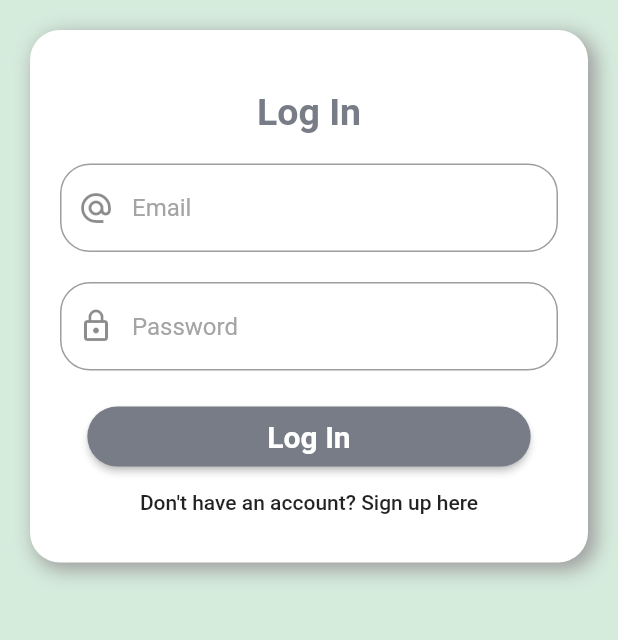
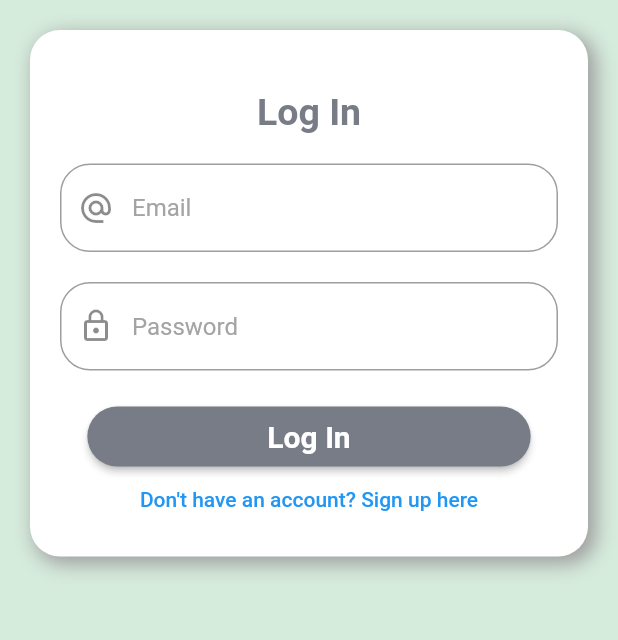
Before and after one commit to Paradax00/Book_Club, a Flutter app: the screen it shows after launch, on a phone screen of 412 x 824 dp, the part 402-1042 px from its top. Run offline on Flutter 3.47's test engine with Material 2 defaults, Android fonts, the phone set to English and light mode, and no system bars.

Commit message:
Fixed Some issues

```diff
--- a/lib/screens/login/localWidgets/loginForm.dart
+++ b/lib/screens/login/localWidgets/loginForm.dart
@@ -3,13 +3,16 @@ import 'package:book_club/widgets/ourContainer.dart';
 import 'package:flutter/material.dart';
 
 class OurLoginForm extends StatelessWidget {
+  const OurLoginForm({Key? key}) : super(key: key);
+
   @override
   Widget build(BuildContext context) {
     return OurContainer(
       child: Column(
         children: <Widget>[
           Padding(
-            padding: EdgeInsets.symmetric(vertical: 20.0, horizontal: 8.0),
+            padding:
+                const EdgeInsets.symmetric(vertical: 20.0, horizontal: 8.0),
             child: Text(
               "Log In",
               style: TextStyle(
@@ -20,26 +23,26 @@ class OurLoginForm extends StatelessWidget {
             ),
           ),
           TextFormField(
-            decoration: InputDecoration(
+            decoration: const InputDecoration(
               prefixIcon: Icon(Icons.alternate_email),
               hintText: "Email",
             ),
           ),
-          SizedBox(
+          const SizedBox(
             height: 20.0,
           ),
           TextFormField(
-            decoration: InputDecoration(
+            decoration: const InputDecoration(
               prefixIcon: Icon(Icons.lock_outline),
               hintText: "Password",
             ),
             obscureText: true,
           ),
-          SizedBox(
+          const SizedBox(
             height: 20.0,
           ),
-          RaisedButton(
-            child: Padding(
+          ElevatedButton(
+            child: const Padding(
               padding: EdgeInsets.symmetric(horizontal: 100),
               child: Text(
                 "Log In",
@@ -52,9 +55,11 @@ class OurLoginForm extends StatelessWidget {
             ),
             onPressed: () {},
           ),
-          FlatButton(
-            child: Text("Don't have an account? Sign up here"),
-            materialTapTargetSize: MaterialTapTargetSize.shrinkWrap,
+          TextButton(
+            child: const Text("Don't have an account? Sign up here"),
+            // materialTapTargetSize: MaterialTapTargetSize.shrinkWrap,
+            style: TextButton.styleFrom(
+                tapTargetSize: MaterialTapTargetSize.shrinkWrap),
             onPressed: () {
               Navigator.of(context).push(
                 MaterialPageRoute(
--- a/lib/screens/signup/localWidgets/signupForm.dart
+++ b/lib/screens/signup/localWidgets/signupForm.dart
@@ -3,6 +3,8 @@ import 'package:book_club/widgets/ourContainer.dart';
 import 'package:flutter/material.dart';
 
 class OurSignUpForm extends StatelessWidget {
+  const OurSignUpForm({Key? key}) : super(key: key);
+
   @override
   Widget build(BuildContext context) {
     return OurContainer(
@@ -58,8 +60,8 @@ class OurSignUpForm extends StatelessWidget {
           const SizedBox(
             height: 20.0,
           ),
-          RaisedButton(
-            child: Padding(
+          ElevatedButton(
+            child: const Padding(
               padding: EdgeInsets.symmetric(horizontal: 100),
               child: Text(
                 "Sign Up",
--- a/lib/utils/ourTheme.dart
+++ b/lib/utils/ourTheme.dart
@@ -26,6 +26,16 @@ class OurTheme {
           ),
         ),
       ),
+      elevatedButtonTheme: ElevatedButtonThemeData(
+        style: ElevatedButton.styleFrom(
+          primary: _darkerGrey,
+          padding: const EdgeInsets.symmetric(horizontal: 20.0),
+          shape: RoundedRectangleBorder(
+            borderRadius: BorderRadius.circular(20.0),
+          ),
+          minimumSize: const Size(200, 40),
+        ),
+      ),
       buttonTheme: ButtonThemeData(
         buttonColor: _darkerGrey,
         padding: EdgeInsets.symmetric(horizontal: 20.0),
```
